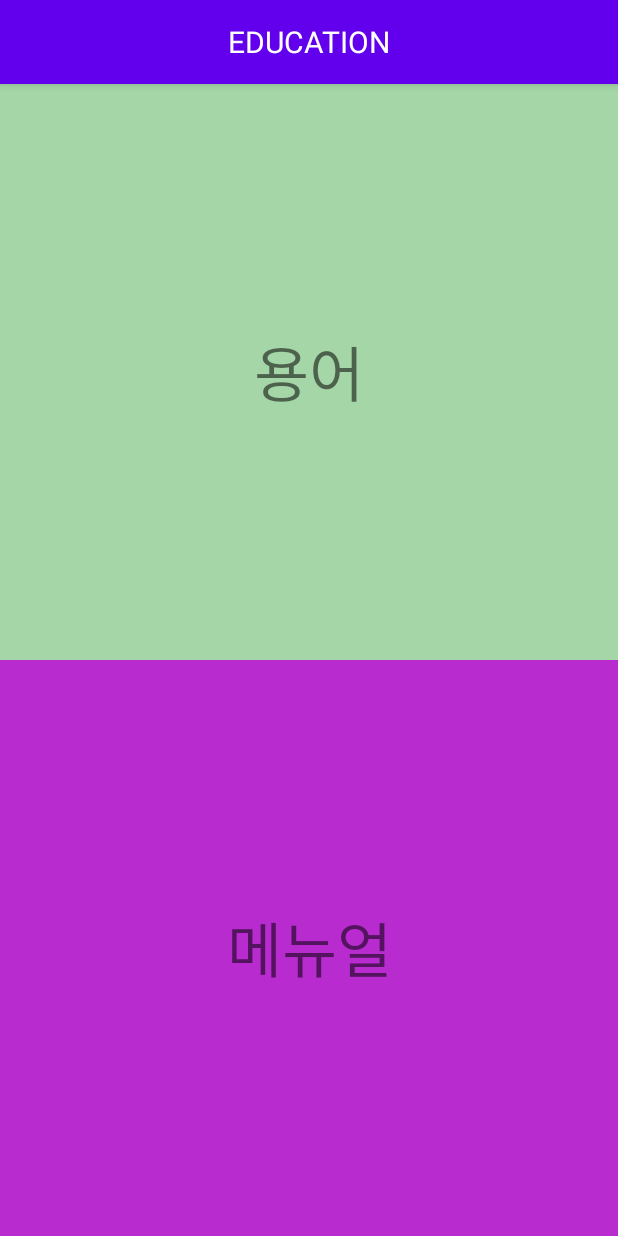
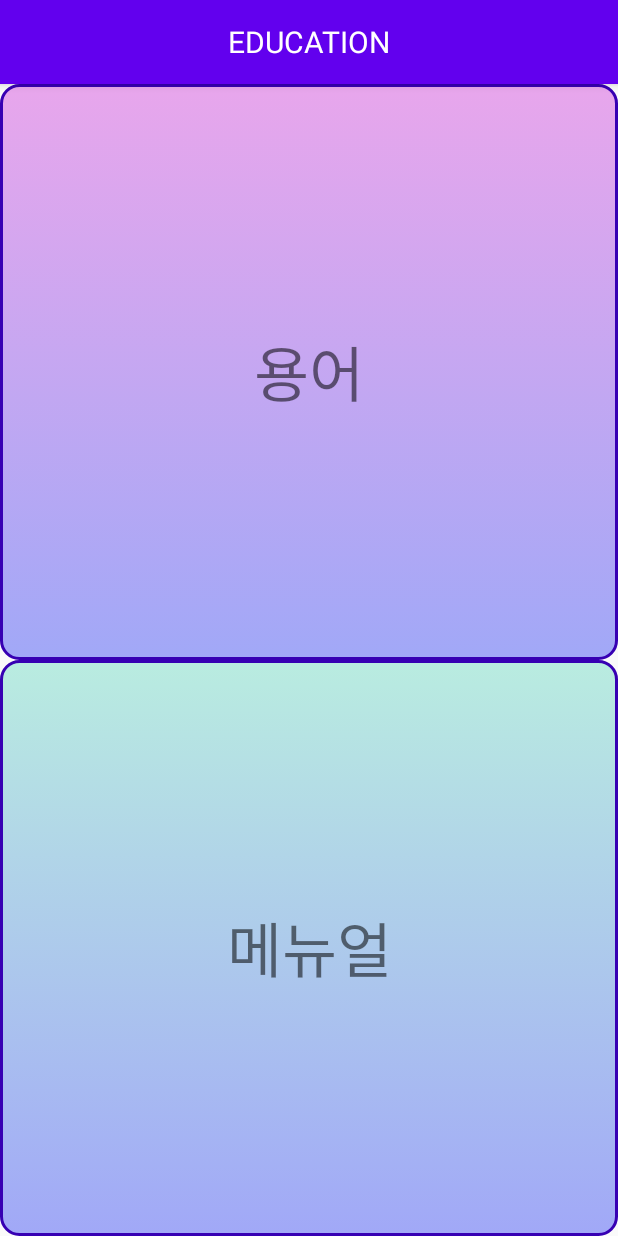
Before and after one commit to JAICHANGPARK/DiabetesEducation, an Android app: the screen it shows after launch (MainActivity), on a phone screen of 412 x 824 dp. Run offline under Robolectric (Android 15) with nearby library versions, the phone set to English and light mode, and no system bars.

Commit message:
클릭 효과
클릭 효과 - 색감 좋은걸로 수정해야겠음..

```diff
--- /dev/null
+++ b/app/src/main/res/drawable-xxhdpi/selector_image.xml
@@ -0,0 +1,22 @@
+<?xml version="1.0" encoding="utf-8"?>
+<selector xmlns:android="http://schemas.android.com/apk/res/android" >
+    <item android:state_pressed="true">
+        <!--image대신 직접 selector를 그리겠다고 선언한다. -->
+        <shape >
+            <!--도형안에 채워질 색을 정의한다.-->
+            <solid android:color="@color/colorAccent"/>
+            <!-- width = 테두리 선의 굴기, color = 테두리 선의 색을 정의한다.-->
+            <stroke android:width="2dp" android:color="#4b4c4c"/>
+            <!--각 모서리의 라운드 처리 - 값이 클수록 라운드의 각이 커진다.-->
+            <corners android:bottomLeftRadius="12dp" android:bottomRightRadius="12dp" android:topLeftRadius="12dp" android:topRightRadius="12dp"/>
+        </shape>
+    </item>
+    <!--위와 동일하다.-->
+    <item android:state_pressed="false">
+        <shape >
+            <gradient android:angle="90" android:endColor="#e8a6ec" android:startColor="#a1a8f7"/>
+            <stroke android:width="2dp" android:color="@color/colorPrimaryPurle"/>
+            <corners android:bottomLeftRadius="12dp" android:bottomRightRadius="12dp" android:topLeftRadius="12dp" android:topRightRadius="12dp"/>
+        </shape>
+    </item>
+</selector>
--- /dev/null
+++ b/app/src/main/res/drawable-xxhdpi/selector_image2.xml
@@ -0,0 +1,22 @@
+<?xml version="1.0" encoding="utf-8"?>
+<selector xmlns:android="http://schemas.android.com/apk/res/android" >
+    <item android:state_pressed="true">
+        <!--image대신 직접 selector를 그리겠다고 선언한다. -->
+        <shape >
+            <!--도형안에 채워질 색을 정의한다.-->
+            <solid android:color="@color/colorAccent"/>
+            <!-- width = 테두리 선의 굴기, color = 테두리 선의 색을 정의한다.-->
+            <stroke android:width="2dp" android:color="#4b4c4c"/>
+            <!--각 모서리의 라운드 처리 - 값이 클수록 라운드의 각이 커진다.-->
+            <corners android:bottomLeftRadius="12dp" android:bottomRightRadius="12dp" android:topLeftRadius="12dp" android:topRightRadius="12dp"/>
+        </shape>
+    </item>
+    <!--위와 동일하다.-->
+    <item android:state_pressed="false">
+        <shape >
+            <gradient android:angle="90" android:endColor="#b9ece0" android:startColor="#a1a8f7"/>
+            <stroke android:width="2dp" android:color="@color/colorPrimaryPurle"/>
+            <corners android:bottomLeftRadius="12dp" android:bottomRightRadius="12dp" android:topLeftRadius="12dp" android:topRightRadius="12dp"/>
+        </shape>
+    </item>
+</selector>
--- a/app/src/main/res/layout/activity_main.xml
+++ b/app/src/main/res/layout/activity_main.xml
@@ -26,7 +26,7 @@
         android:layout_width="match_parent"
         android:layout_height="0dp"
         android:layout_weight="1"
-        android:background="#a5d6a7"
+        android:background="@drawable/selector_image"
         android:orientation="horizontal">
 
         <TextView
@@ -43,7 +43,7 @@
         android:layout_width="match_parent"
         android:layout_height="0dp"
         android:layout_weight="1"
-        android:background="#b72bcf"
+        android:background="@drawable/selector_image2"
         android:orientation="horizontal">
 
         <TextView
```
